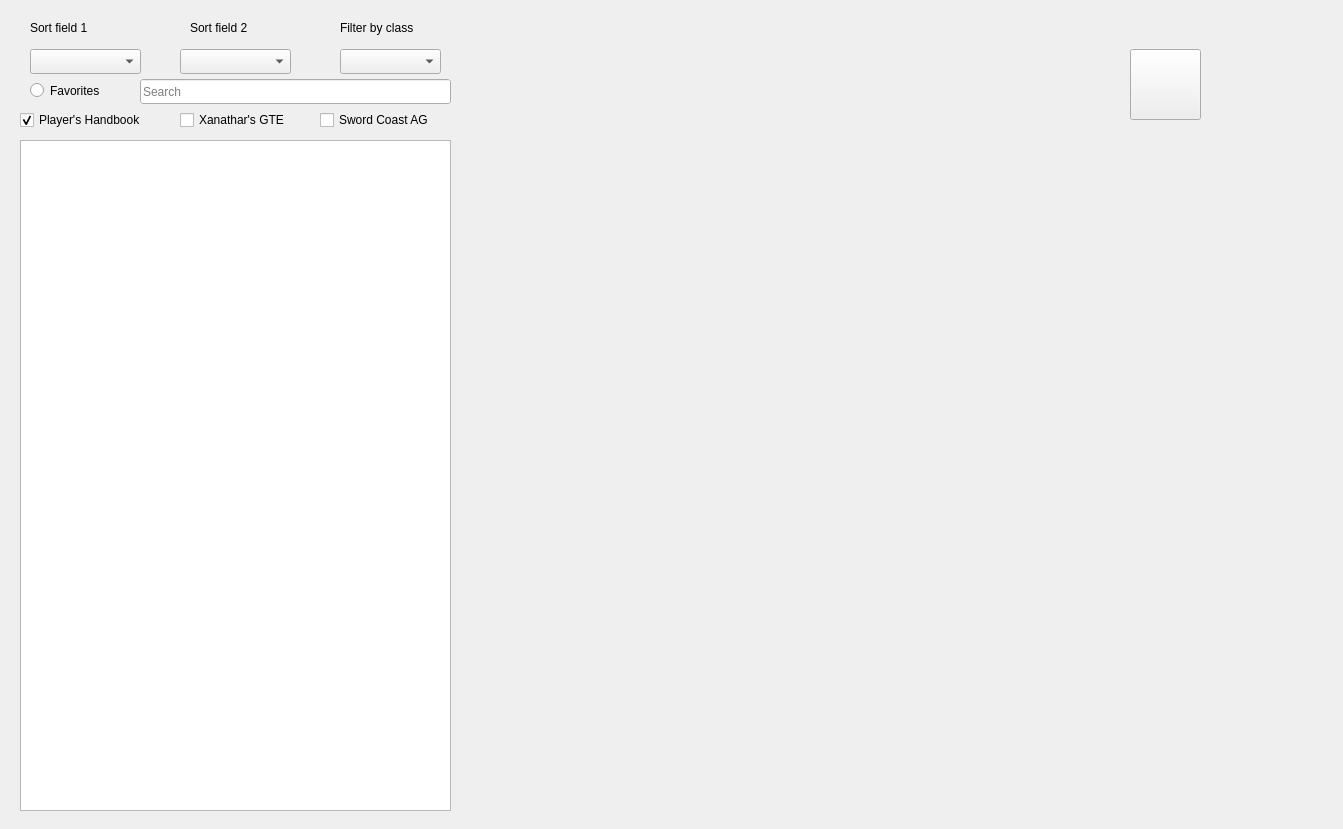
Old version of the form spellbook.ui in the repository Carifio24/DMCompanion.
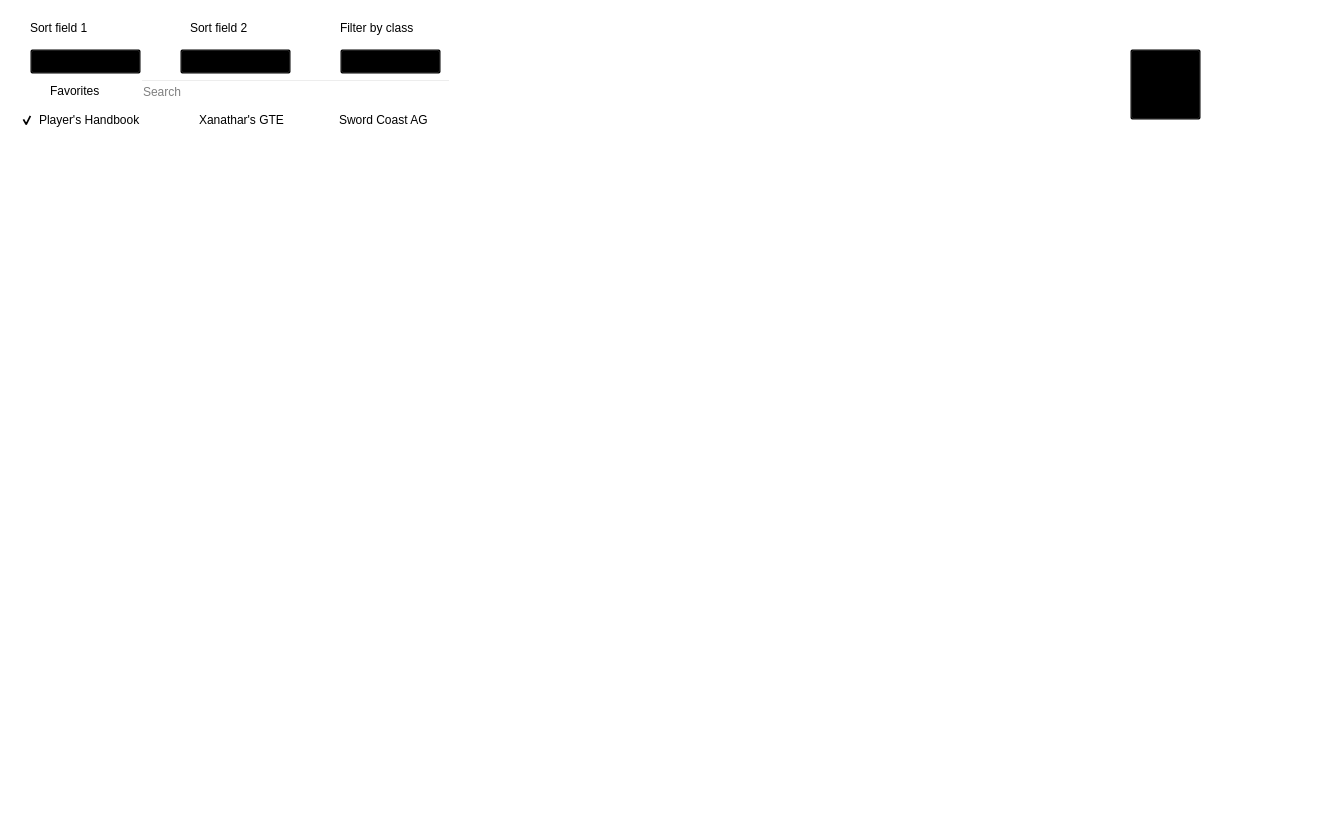
New version of the form.

```diff
--- a/spellbook.ui
+++ b/spellbook.ui
@@ -13,6 +13,12 @@
   <property name="windowTitle">
    <string>Form</string>
   </property>
+  <property name="autoFillBackground">
+   <bool>false</bool>
+  </property>
+  <property name="styleSheet">
+   <string notr="true">background-color: transparent</string>
+  </property>
   <widget class="QLabel" name="nameLabel">
    <property name="geometry">
     <rect>
@@ -293,7 +299,7 @@
     <enum>Qt::ClickFocus</enum>
    </property>
    <property name="autoFillBackground">
-    <bool>true</bool>
+    <bool>false</bool>
    </property>
    <property name="text">
     <string/>
@@ -356,6 +362,9 @@
    <property name="focusPolicy">
     <enum>Qt::NoFocus</enum>
    </property>
+   <property name="autoFillBackground">
+    <bool>false</bool>
+   </property>
    <property name="text">
     <string/>
    </property>
```
